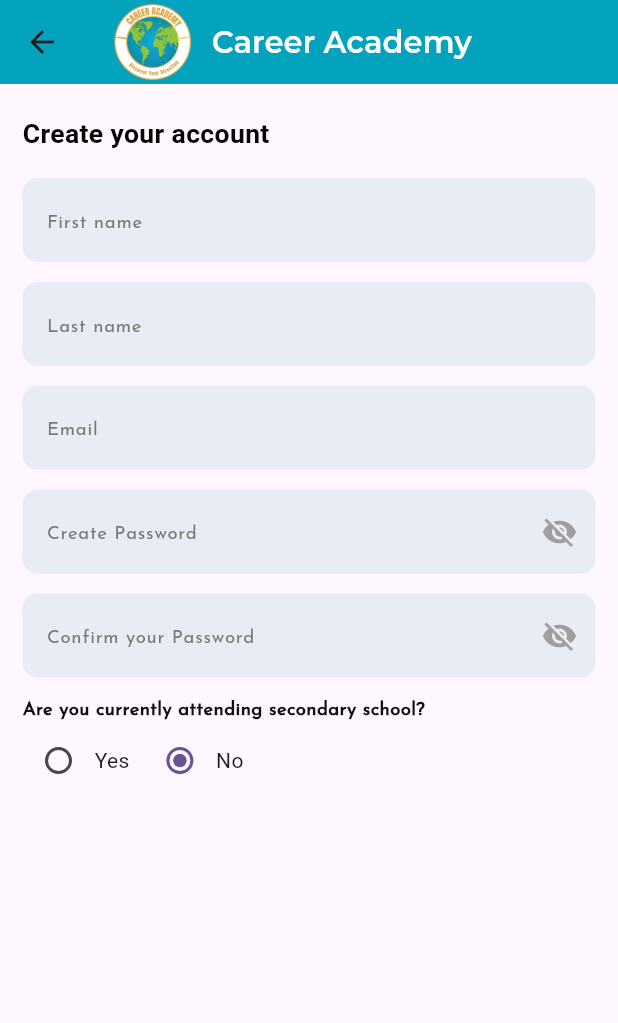
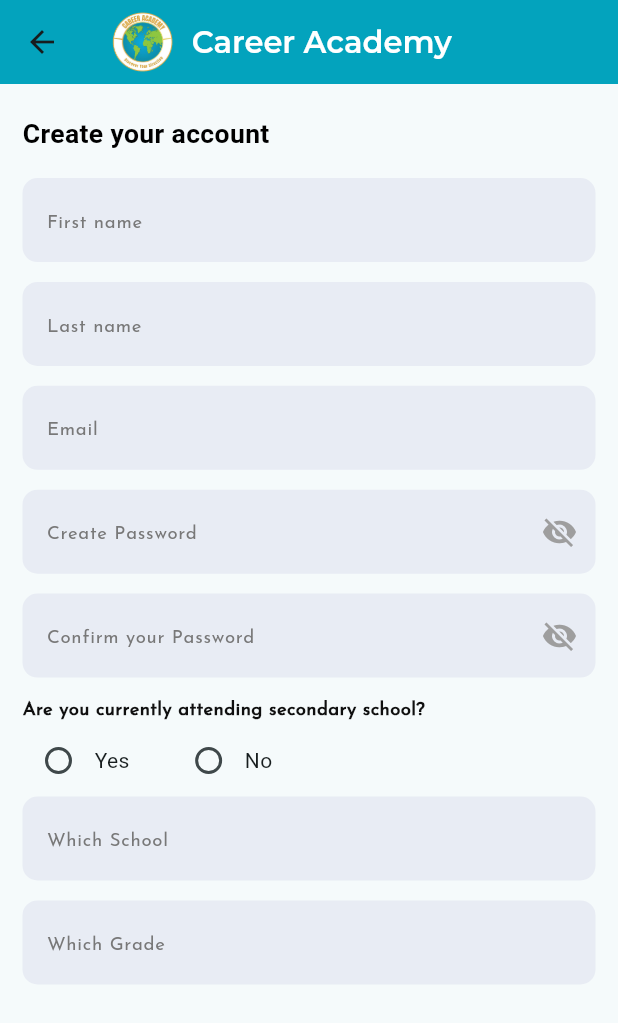
Before and after one commit to turklala0315/career_academy, a Flutter app: the screen it shows after launch, after a tap on "Register Now", on a phone screen of 412 x 824 dp. Shown: the top 1023 px of the screen. Run offline on Flutter 3.47's test engine with Material 3 defaults, Android fonts, the phone set to English and light mode, and no system bars; our stand-ins replace flutter_screenutil.

Commit message:
now check this

```diff
--- a/lib/core/constant/auth/auth_screen/login/login.dart
+++ b/lib/core/constant/auth/auth_screen/login/login.dart
@@ -51,7 +51,7 @@ class _LoginState extends State<Login> {
         backgroundColor: mainblue,
         title: Row(
           children: [
-            Image.asset('$staticAssets/logo.png', scale: 4.5),
+            Image.asset('$staticAssets/logo.png', scale: 5.8),
             SizedBox(width: 10.w),
             Text('Career Academy', style: style23B),
           ],
@@ -70,6 +70,8 @@ class _LoginState extends State<Login> {
                 child: Column(
                   children: [
                     TextFormField(
+                      keyboardType: TextInputType.emailAddress,
+                      cursorColor: mainblue,
                       maxLines: 1,
                       controller: email,
                       decoration: InputDecoration(
@@ -88,6 +90,8 @@ class _LoginState extends State<Login> {
 
                     // Password Field with Validation
                     TextFormField(
+                      cursorColor: mainblue,
+                      keyboardType: TextInputType.text,
                       maxLines: 1,
                       controller: password,
                       obscureText: _obscureText,
--- a/lib/core/constant/auth/auth_screen/register_screen/register_screen.dart
+++ b/lib/core/constant/auth/auth_screen/register_screen/register_screen.dart
@@ -12,8 +12,6 @@ class RegisterScreen extends StatefulWidget {
 }
 
 class _RegisterScreenState extends State<RegisterScreen> {
-  @override
-  Widget build(BuildContext context) {
   final formkey = GlobalKey<FormState>();
   final TextEditingController firstname = TextEditingController();
   final TextEditingController lastname = TextEditingController();
@@ -23,7 +21,7 @@ class _RegisterScreenState extends State<RegisterScreen> {
   final TextEditingController whichschool = TextEditingController();
   final TextEditingController whichgrade = TextEditingController();
   bool _obscureText = true;
-    int? _value = 1;
+  var selected = 2;
 
   String? validateFirstname(String? value) {
     if (value == null || value.isEmpty) {
@@ -84,12 +82,14 @@ class _RegisterScreenState extends State<RegisterScreen> {
     return null;
   }
 
+  @override
+  Widget build(BuildContext context) {
     return Scaffold(
       appBar: AppBar(
         backgroundColor: mainblue,
         title: Row(
           children: [
-            Image.asset('$staticAssets/logo.png', scale: 4.5),
+            Image.asset('$staticAssets/logo.png', scale: 5.8),
             SizedBox(width: 10.w),
             Text('Career Academy', style: style23B),
           ],
@@ -108,6 +108,8 @@ class _RegisterScreenState extends State<RegisterScreen> {
                 child: Column(
                   children: [
                     TextFormField(
+                      cursorColor: mainblue,
+                      keyboardType: TextInputType.text,
                       maxLines: 1,
                       controller: firstname,
                       decoration: InputDecoration(
@@ -124,6 +126,8 @@ class _RegisterScreenState extends State<RegisterScreen> {
                     ),
                     SizedBox(height: 15.h),
                     TextFormField(
+                      cursorColor: mainblue,
+                      keyboardType: TextInputType.text,
                       maxLines: 1,
                       controller: lastname,
                       decoration: InputDecoration(
@@ -140,6 +144,8 @@ class _RegisterScreenState extends State<RegisterScreen> {
                     ),
                     SizedBox(height: 15.h),
                     TextFormField(
+                      cursorColor: mainblue,
+                      keyboardType: TextInputType.emailAddress,
                       maxLines: 1,
                       controller: email,
                       decoration: InputDecoration(
@@ -158,6 +164,8 @@ class _RegisterScreenState extends State<RegisterScreen> {
 
                     // Password Field with Validation
                     TextFormField(
+                      cursorColor: mainblue,
+                      keyboardType: TextInputType.text,
                       maxLines: 1,
                       controller: createpassword,
                       obscureText: _obscureText,
@@ -189,6 +197,8 @@ class _RegisterScreenState extends State<RegisterScreen> {
 
                     SizedBox(height: 15.h),
                     TextFormField(
+                      cursorColor: mainblue,
+                      keyboardType: TextInputType.text,
                       maxLines: 1,
                       controller: confirmpassword,
                       obscureText: _obscureText,
@@ -226,30 +236,67 @@ class _RegisterScreenState extends State<RegisterScreen> {
                 style: style14regular,
               ),
               Row(
+                mainAxisAlignment: MainAxisAlignment.start,
+
                 children: [
                   Radio(
                     activeColor: mainblue,
                     value: 0,
-                    groupValue: _value,
-                    onChanged: (value) {
+                    groupValue: selected,
+                    onChanged: (val) {
                       setState(() {
-                        value = _value;
+                        selected = val!;
                       });
                     },
                   ),
                   Text('Yes'),
-                  SizedBox(width: 10.w),
+                  SizedBox(width: 30.w),
                   Radio(
+                    activeColor: mainblue,
                     value: 1,
-                    groupValue: _value,
-                    onChanged: (value) {
+                    groupValue: selected,
+                    onChanged: (val) {
                       setState(() {
-                        value = _value;
+                        selected = val!;
+                        print('hello abd');
                       });
                     },
                   ),
                   Text('No'),
                 ],
+              ),
+              TextFormField(
+                cursorColor: mainblue,
+                keyboardType: TextInputType.text,
+                maxLines: 1,
+                controller: whichschool,
+                decoration: InputDecoration(
+                  fillColor: textformdolor,
+                  filled: true,
+                  hintText: 'Which School',
+                  hintStyle: style14,
+                  border: const OutlineInputBorder(
+                    borderSide: BorderSide.none,
+                    borderRadius: BorderRadius.all(Radius.circular(10)),
+                  ),
+                ),
+              ),
+              SizedBox(height: 15.h),
+              TextFormField(
+                cursorColor: mainblue,
+                keyboardType: TextInputType.text,
+                maxLines: 1,
+                controller: whichgrade,
+                decoration: InputDecoration(
+                  fillColor: textformdolor,
+                  filled: true,
+                  hintText: 'Which Grade',
+                  hintStyle: style14,
+                  border: const OutlineInputBorder(
+                    borderSide: BorderSide.none,
+                    borderRadius: BorderRadius.all(Radius.circular(10)),
+                  ),
+                ),
               ),
             ],
           ),
--- a/lib/main.dart
+++ b/lib/main.dart
@@ -20,7 +20,7 @@
         debugShowCheckedModeBanner: false,
         title: 'Flutter Demo',
         theme: ThemeData(
-          colorScheme: ColorScheme.fromSeed(seedColor: Colors.deepPurple),
+          colorScheme: ColorScheme.fromSeed(seedColor: Color(0xffFFFFFF)),
         ),
         home: Login(),
       ),
```
Lines whose indentation alone changed are shown as unchanged.
